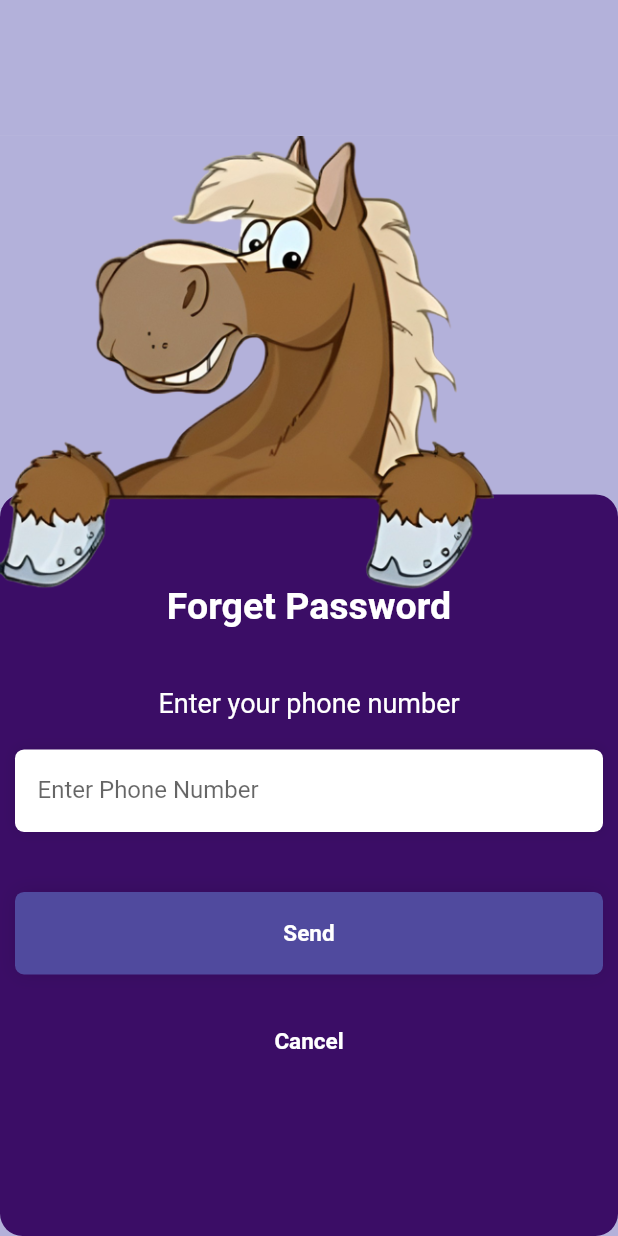
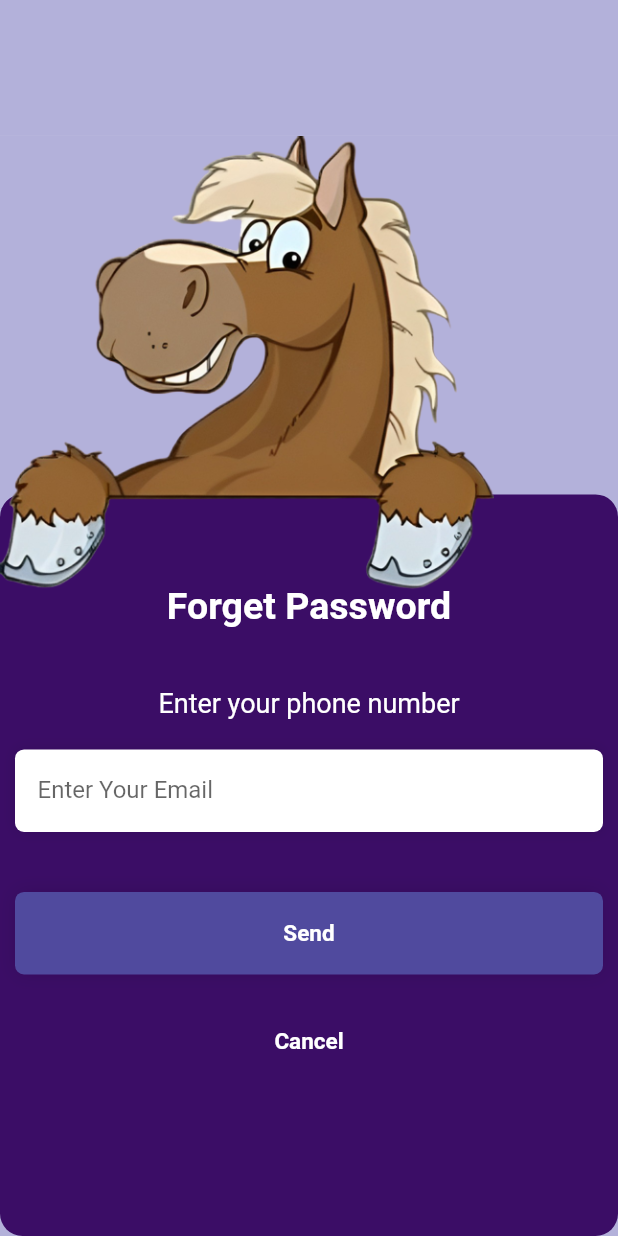
Before and after one commit to Graduation-project-fci/hantour-last-version, a Flutter app: the screen it shows after launch, on a phone screen of 412 x 824 dp. Run offline on Flutter 3.47's test engine with Material 2 defaults, Android fonts, the phone set to English and light mode, and no system bars; our stand-ins replace awesome_notifications, cloud_firestore, firebase_auth, firebase_core, firebase_database, firebase_messaging and 12 more; missing offline and left inert: geoflutterfire2, profile, ticket_widget; accounts and stored records are empty.

Commit message:
forget password

```diff
--- a/lib/forgetPassword/enterphone.dart
+++ b/lib/forgetPassword/enterphone.dart
@@ -1,3 +1,4 @@
+import 'package:firebase_auth/firebase_auth.dart';
 import 'package:flutter/material.dart';
 
 class EnterPhoneForgetPassword extends StatefulWidget {
@@ -9,6 +10,7 @@ class EnterPhoneForgetPassword extends StatefulWidget {
 }
 
 class _EnterPhoneForgetPasswordState extends State<EnterPhoneForgetPassword> {
+  TextEditingController PasswordEditingController = TextEditingController();
   @override
   Widget build(BuildContext context) {
     return Scaffold(
@@ -94,9 +96,10 @@ class _EnterPhoneForgetPasswordState extends State<EnterPhoneForgetPassword> {
                                   child: Form(
                                     // key: passkey,
                                     child: TextFormField(
+                                      controller: PasswordEditingController,
                                       validator: (value) {
-                                        if (value!.length < 11) {
-                                          return 'Invalid phone number';
+                                        if (value!.isEmpty) {
+                                          return 'Enter Your Email';
                                         }
                                         return null;
                                       },
@@ -104,7 +107,7 @@ class _EnterPhoneForgetPasswordState extends State<EnterPhoneForgetPassword> {
                                       keyboardType: TextInputType.number,
                                       obscureText: false,
                                       decoration: InputDecoration(
-                                          hintText: 'Enter Phone Number',
+                                          hintText: 'Enter Your Email',
                                           border: InputBorder.none,
                                           contentPadding:
                                               const EdgeInsets.all(0),
@@ -142,6 +145,13 @@ class _EnterPhoneForgetPasswordState extends State<EnterPhoneForgetPassword> {
                                   ),
                                 ),
                                 InkWell(
+                                  onTap: () async {
+                                    await FirebaseAuth.instance
+                                        .sendPasswordResetEmail(
+                                            email: PasswordEditingController
+                                                .text
+                                                .trim());
+                                  },
                                   child: Container(
                                     width: MediaQuery.of(context).size.width,
                                     height: 50,
--- a/lib/main.dart
+++ b/lib/main.dart
@@ -1,5 +1,4 @@
 import 'dart:io';
-
 import 'package:firebase_core/firebase_core.dart';
 import 'package:firebase_messaging/firebase_messaging.dart';
 import 'package:flutter/material.dart';
```
Also changed, not shown: pubspec.lock.
